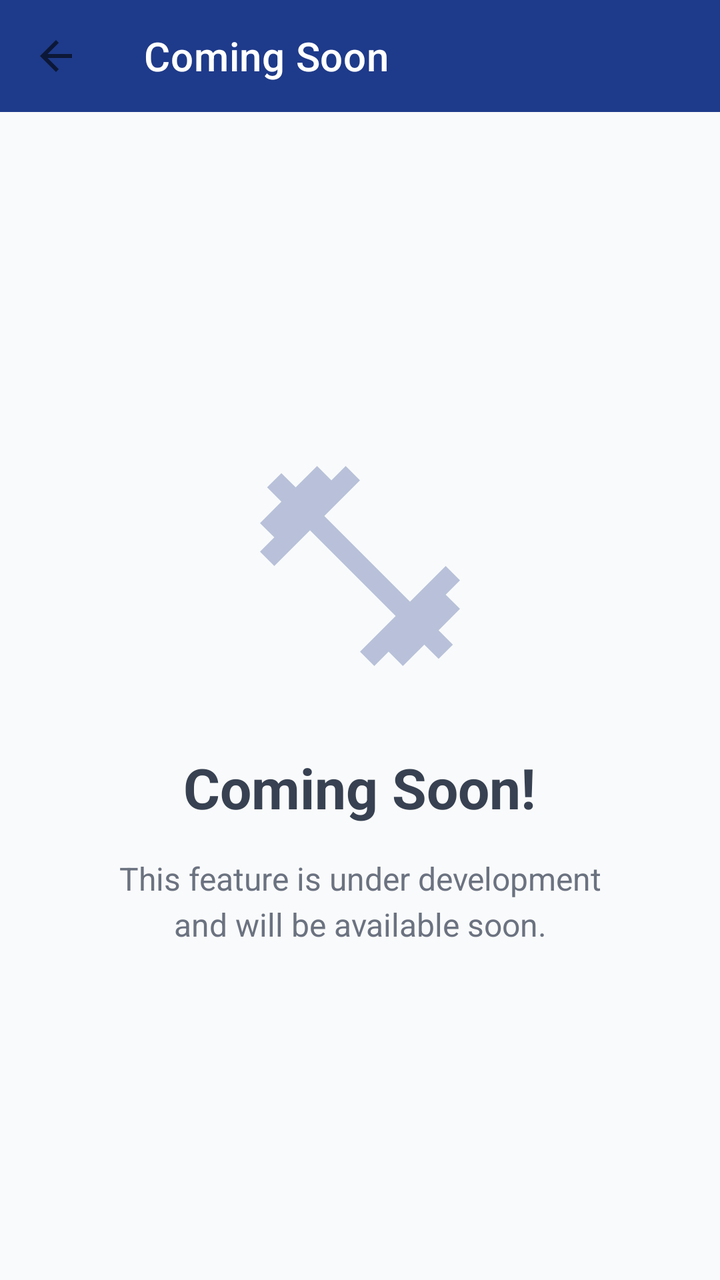
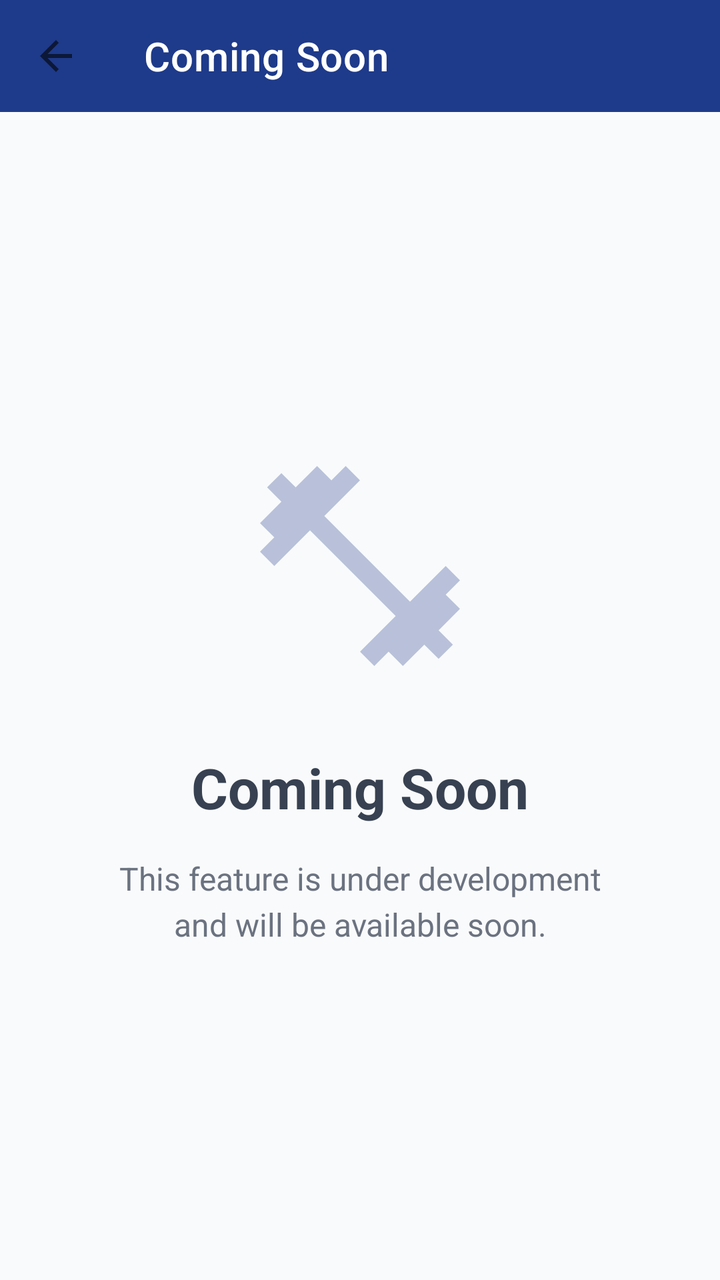

Screens rendered from an Android XML layout before and after an edit, with the pre-edit source and the edit as a unified diff.
<!-- AndroidManifest.xml: activity theme Theme.FitTrack -->
<!-- res/layout/activity_empty.xml -->
<?xml version="1.0" encoding="utf-8"?>
<LinearLayout xmlns:android="http://schemas.android.com/apk/res/android"
    xmlns:app="http://schemas.android.com/apk/res-auto"
    android:layout_width="match_parent"
    android:layout_height="match_parent"
    android:orientation="vertical"
    android:background="@color/secondary_light_gray">

    <androidx.appcompat.widget.Toolbar
        android:id="@+id/toolbar"
        android:layout_width="match_parent"
        android:layout_height="?attr/actionBarSize"
        android:background="@color/primary_blue"
        app:title="Coming Soon"
        app:titleTextColor="@color/white"
        app:navigationIcon="?attr/homeAsUpIndicator"
        app:navigationIconTint="@color/white" />

    <LinearLayout
        android:layout_width="match_parent"
        android:layout_height="match_parent"
        android:orientation="vertical"
        android:gravity="center"
        android:padding="32dp">

        <ImageView
            android:layout_width="120dp"
            android:layout_height="120dp"
            android:src="@drawable/ic_workout"
            android:layout_marginBottom="32dp"
            android:alpha="0.3" />

        <TextView
            android:layout_width="wrap_content"
            android:layout_height="wrap_content"
            android:text="Coming Soon!"
            android:textSize="28sp"
            android:textStyle="bold"
            android:textColor="@color/secondary_dark_gray"
            android:layout_marginBottom="16dp"
            android:gravity="center" />

        <TextView
            android:layout_width="wrap_content"
            android:layout_height="wrap_content"
            android:text="This feature is under development\nand will be available soon."
            android:textSize="16sp"
            android:textColor="@color/secondary_gray"
            android:gravity="center"
            android:lineSpacingExtra="4dp" />

    </LinearLayout>

</LinearLayout>
<!-- resources referenced by this layout -->
<resources>
  <color name="primary_blue">#1E3A8A</color>
  <color name="secondary_dark_gray">#374151</color>
  <color name="secondary_gray">#6B7280</color>
  <color name="secondary_light_gray">#F9FAFB</color>
  <color name="white">#FFFFFF</color>
  <!-- drawable ic_workout (drawable) -->
  <vector xmlns:android="http://schemas.android.com/apk/res/android"
      android:width="24dp"
      android:height="24dp"
      android:viewportWidth="24"
      android:viewportHeight="24"
      android:tint="@color/primary_blue">
      <path
          android:fillColor="@android:color/white"
          android:pathData="M20.57,14.86L22,13.43 20.57,12 17,15.57 8.43,7 12,3.43 10.57,2 9.14,3.43 7.71,2 5.57,4.14 4.14,2.71 2.71,4.14l1.43,1.43L2,7.71l1.43,1.43L2,10.57L3.43,12L7,8.43L15.57,17L12,20.57L13.43,22l1.43,-1.43L16.29,22l2.14,-2.14L19.86,21.29l1.43,-1.43l-1.43,-1.43L22,16.29l-1.43,-1.43z"/>
  </vector>
  <style name="Theme.FitTrack" parent="Theme.MaterialComponents.DayNight.NoActionBar">
          
          <item name="colorPrimary">@color/primary_blue</item>
          <item name="colorPrimaryVariant">@color/primary_blue</item>
          <item name="colorOnPrimary">@color/white</item>
          
          <item name="colorSecondary">@color/accent_green</item>
          <item name="colorSecondaryVariant">@color/accent_green</item>
          <item name="colorOnSecondary">@color/secondary_dark_gray</item>
          
          <item name="android:statusBarColor">?attr/colorPrimaryVariant</item>
          
      </style>
  <color name="accent_green">#10B981</color>
</resources>

<!-- the commit's change to res/layout/activity_empty.xml (unified diff, before → after) -->
@@ -11,7 +11,7 @@
         android:layout_width="match_parent"
         android:layout_height="?attr/actionBarSize"
         android:background="@color/primary_blue"
-        app:title="Coming Soon"
+        app:title="@string/coming_soon_title"
         app:titleTextColor="@color/white"
         app:navigationIcon="?attr/homeAsUpIndicator"
         app:navigationIconTint="@color/white" />
@@ -33,7 +33,7 @@
         <TextView
             android:layout_width="wrap_content"
             android:layout_height="wrap_content"
-            android:text="Coming Soon!"
+            android:text="@string/coming_soon_title"
             android:textSize="28sp"
             android:textStyle="bold"
             android:textColor="@color/secondary_dark_gray"
@@ -43,7 +43,7 @@
         <TextView
             android:layout_width="wrap_content"
             android:layout_height="wrap_content"
-            android:text="This feature is under development\nand will be available soon."
+            android:text="@string/coming_soon_message"
             android:textSize="16sp"
             android:textColor="@color/secondary_gray"
             android:gravity="center"
<!-- resource entries referenced after the edit -->
@@ -16,6 +16,8 @@
           android:fillColor="@android:color/white"
           android:pathData="M20.57,14.86L22,13.43 20.57,12 17,15.57 8.43,7 12,3.43 10.57,2 9.14,3.43 7.71,2 5.57,4.14 4.14,2.71 2.71,4.14l1.43,1.43L2,7.71l1.43,1.43L2,10.57L3.43,12L7,8.43L15.57,17L12,20.57L13.43,22l1.43,-1.43L16.29,22l2.14,-2.14L19.86,21.29l1.43,-1.43l-1.43,-1.43L22,16.29l-1.43,-1.43z"/>
   </vector>
+  <string name="coming_soon_message">This feature is under development\nand will be available soon.</string>
+  <string name="coming_soon_title">Coming Soon</string>
   <style name="Theme.FitTrack" parent="Theme.MaterialComponents.DayNight.NoActionBar">
           
           <item name="colorPrimary">@color/primary_blue</item>
